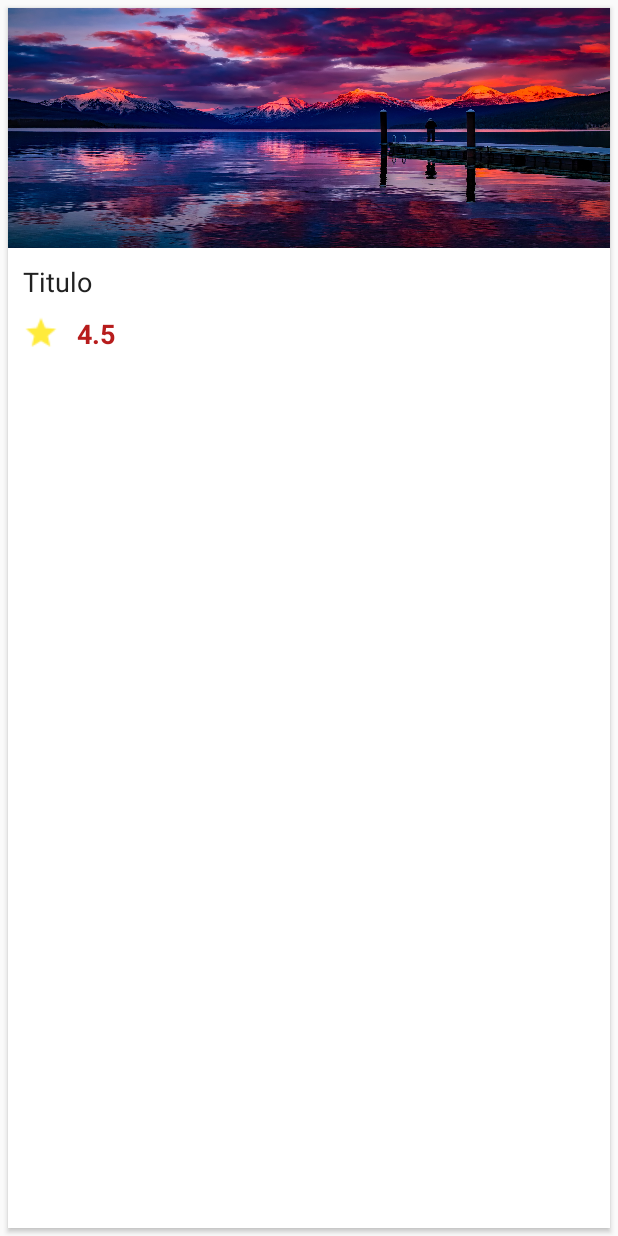
After one commit to DATAJOAQUIN/MovieTeca, an Android app: the layout movie_card.xml on its own in the app's theme, with its tools: preview values and no code run, on a phone screen of 412 x 824 dp. The commit adds this screen. Run offline under Robolectric (Android 15) with nearby library versions, the phone set to English and light mode, and no system bars.

Commit message:
Segunda versión imágenes y títulos

```diff
--- a/app/src/main/AndroidManifest.xml
+++ b/app/src/main/AndroidManifest.xml
@@ -1,6 +1,8 @@
 <?xml version="1.0" encoding="utf-8"?>
 <manifest xmlns:android="http://schemas.android.com/apk/res/android"
     package="com.example.movieteca">
+
+    <uses-permission android:name="android.permission.INTERNET"/>
 
     <application
         android:allowBackup="true"
--- /dev/null
+++ b/app/src/main/java/com/example/movieteca/model/Trailer.java
@@ -0,0 +1,4 @@
+package com.example.movieteca.model;
+
+public class Trailer {
+}
--- /dev/null
+++ b/app/src/main/java/com/example/movieteca/model/TrailerRespuesta.java
@@ -0,0 +1,4 @@
+package com.example.movieteca.model;
+
+public class TrailerRespuesta {
+}
--- a/app/src/main/res/layout/content_main.xml
+++ b/app/src/main/res/layout/content_main.xml
@@ -1,7 +1,8 @@
 <?xml version="1.0" encoding="utf-8"?>
-<androidx.constraintlayout.widget.ConstraintLayout xmlns:android="http://schemas.android.com/apk/res/android"
+<androidx.swiperefreshlayout.widget.SwipeRefreshLayout xmlns:android="http://schemas.android.com/apk/res/android"
     xmlns:app="http://schemas.android.com/apk/res-auto"
     xmlns:tools="http://schemas.android.com/tools"
+    android:id="@+id/main_content"
     android:layout_width="match_parent"
     android:layout_height="match_parent"
     app:layout_behavior="@string/appbar_scrolling_view_behavior"
@@ -17,4 +18,4 @@
         app:layout_constraintRight_toRightOf="parent"
         app:layout_constraintTop_toTopOf="parent"
         app:navGraph="@navigation/mobile_navigation" />
-</androidx.constraintlayout.widget.ConstraintLayout>
+</androidx.swiperefreshlayout.widget.SwipeRefreshLayout>
--- /dev/null
+++ b/app/src/main/res/layout/movie_card.xml
@@ -0,0 +1,73 @@
+<?xml version="1.0" encoding="utf-8"?>
+<RelativeLayout
+    xmlns:android="http://schemas.android.com/apk/res/android"
+    xmlns:card_view="http://schemas.android.com/apk/res-auto"
+    android:orientation="vertical"
+    android:layout_width="match_parent"
+    android:layout_height="wrap_content"
+    android:id="@+id/relativeLayout_id"
+    android:adjustViewBounds="true">
+
+    <androidx.cardview.widget.CardView
+        android:layout_width="match_parent"
+        android:layout_height="match_parent"
+        android:id="@+id/cardview"
+        android:layout_gravity="center"
+        android:layout_margin="@dimen/card_margin"
+        android:elevation="@dimen/elevation_size"
+        card_view:cardCornerRadius="@dimen/card_movie_radius">
+
+        <RelativeLayout
+            android:layout_width="match_parent"
+            android:layout_height="match_parent">
+
+            <ImageView
+                android:layout_width="match_parent"
+                android:layout_height="@dimen/poster_height"
+                android:id="@+id/poster_iv"
+                android:src="@drawable/photo"
+                android:background="?attr/selectableItemBackgroundBorderless"
+                android:scaleType="fitXY"/>
+
+            <TextView
+                android:id="@+id/title_tv"
+                android:layout_width="match_parent"
+                android:layout_height="wrap_content"
+                android:layout_below="@+id/poster_iv"
+                android:paddingLeft="@dimen/movie_title_padding"
+                android:paddingRight="@dimen/movie_title_padding"
+                android:paddingTop="@dimen/movie_title_padding"
+                android:textColor="@color/colorMovieTitle"
+                android:textSize="@dimen/text_size"
+                android:text="Titulo"/>
+
+            <ImageView
+                android:id="@+id/star_iv"
+                android:src="@drawable/star"
+                android:layout_width="wrap_content"
+                android:layout_height="wrap_content"
+                android:layout_below="@+id/title_tv"
+                android:paddingLeft="@dimen/movie_title_padding"
+                android:paddingRight="@dimen/movie_title_padding"
+                android:paddingTop="@dimen/movie_title_padding" />
+
+            <TextView
+                android:id="@+id/rating_tv"
+                android:layout_width="wrap_content"
+                android:layout_height="wrap_content"
+                android:layout_below="@+id/title_tv"
+                android:layout_toRightOf="@+id/star_iv"
+                android:paddingLeft="@dimen/padding_left_size"
+                android:layout_alignBaseline="@+id/star_iv"
+                android:paddingRight="@dimen/movie_title_padding"
+                android:paddingTop="@dimen/movie_title_padding"
+                android:textColor="@color/colorRating"
+                android:textStyle="bold"
+                android:textSize="@dimen/text_size"
+                android:text="4.5"/>
+
+        </RelativeLayout>
+
+    </androidx.cardview.widget.CardView>
+
+</RelativeLayout>
--- a/app/src/main/res/values/strings.xml
+++ b/app/src/main/res/values/strings.xml
@@ -13,10 +13,10 @@
     <string name="home_second">Home Second</string>
 
     <string name="settings">Configuración</string>
-    <string name="sort_criteria_key">sortKey</string>
+    <string name="sort_criteria_key">sorting</string>
     <string name="top_rated_criteria">Más valorados</string>
     <string name="top_rated_criteria_retrofit">más_valorados</string>
-    <string name="popular_criteria">Más populares</string>
+    <string name="popular_criteria">popular</string>
     <string name="popular_criteria_retrofit">popular</string>
     <string name="favorites_criteria">Favoritos</string>
     <string name="sort_criteria">Criterio de orden</string>
```
Also changed, not shown: app/build.gradle (+7 -5 lines), app/src/main/java/com/example/movieteca/MainActivity.java (+13 -0 lines), app/src/main/java/com/example/movieteca/adapter/PelisAdapter.java (added, +87 -0 lines), app/src/main/java/com/example/movieteca/api/FetchMovieTask.java (added, +127 -0 lines), app/src/main/java/com/example/movieteca/api/MyCallback.java (added, +7 -0 lines), app/src/main/java/com/example/movieteca/model/Pelicula.java (added, +75 -0 lines), app/src/main/java/com/example/movieteca/model/PelisRespuesta.java (added, +94 -0 lines), app/src/main/java/com/example/movieteca/ui/home/HomeFragment.java (+46 -4 lines), app/src/main/res/layout/fragment_home.xml (+9 -6 lines).
